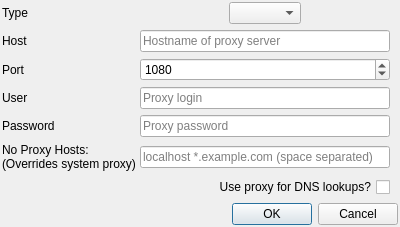
First picture: the form in src/ProxyDialog.ui, repository tomahawk-player/tomahawk, before the edit.
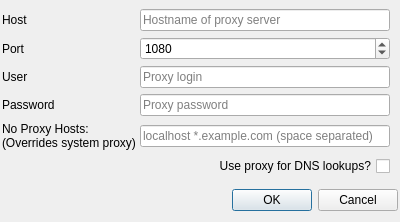
Second picture: the form after the edit.

Commit message: Fix up the advanced settings dialog. Make it more clear whether UPnP/Static/LAN-only is going to be used. Use a checkbox to enable proxy since we'll likely never support anything other than socks -- at least, not anytime soon. Group items in a nicer fashion.

```diff
--- a/src/ProxyDialog.ui
+++ b/src/ProxyDialog.ui
@@ -29,39 +29,6 @@
       <number>4</number>
      </property>
      <item row="0" column="1">
-      <layout class="QHBoxLayout" name="horizontalLayout">
-       <item>
-        <spacer name="horizontalSpacer">
-         <property name="orientation">
-          <enum>Qt::Horizontal</enum>
-         </property>
-         <property name="sizeHint" stdset="0">
-          <size>
-           <width>40</width>
-           <height>20</height>
-          </size>
-         </property>
-        </spacer>
-       </item>
-       <item>
-        <widget class="QComboBox" name="typeBox"/>
-       </item>
-       <item>
-        <spacer name="horizontalSpacer_2">
-         <property name="orientation">
-          <enum>Qt::Horizontal</enum>
-         </property>
-         <property name="sizeHint" stdset="0">
-          <size>
-           <width>40</width>
-           <height>20</height>
-          </size>
-         </property>
-        </spacer>
-       </item>
-      </layout>
-     </item>
-     <item row="1" column="1">
       <widget class="QLineEdit" name="hostLineEdit">
        <property name="text">
         <string/>
@@ -71,21 +38,21 @@
        </property>
       </widget>
      </item>
-     <item row="1" column="0">
+     <item row="0" column="0">
       <widget class="QLabel" name="hostLabel">
        <property name="text">
         <string>Host</string>
        </property>
       </widget>
      </item>
-     <item row="2" column="0">
+     <item row="1" column="0">
       <widget class="QLabel" name="portLabel">
        <property name="text">
         <string>Port</string>
        </property>
       </widget>
      </item>
-     <item row="2" column="1">
+     <item row="1" column="1">
       <widget class="QSpinBox" name="portSpinBox">
        <property name="minimum">
         <number>1</number>
@@ -98,28 +65,28 @@
        </property>
       </widget>
      </item>
-     <item row="3" column="1">
+     <item row="2" column="1">
       <widget class="QLineEdit" name="userLineEdit">
        <property name="placeholderText">
         <string>Proxy login</string>
        </property>
       </widget>
      </item>
-     <item row="3" column="0">
+     <item row="2" column="0">
       <widget class="QLabel" name="userLabel">
        <property name="text">
         <string>User</string>
        </property>
       </widget>
      </item>
-     <item row="4" column="0">
+     <item row="3" column="0">
       <widget class="QLabel" name="passwordLabel">
        <property name="text">
         <string>Password</string>
        </property>
       </widget>
      </item>
-     <item row="4" column="1">
+     <item row="3" column="1">
       <widget class="QLineEdit" name="passwordLineEdit">
        <property name="echoMode">
         <enum>QLineEdit::Password</enum>
@@ -129,14 +96,7 @@
        </property>
       </widget>
      </item>
-     <item row="0" column="0">
-      <widget class="QLabel" name="typeLabel">
-       <property name="text">
-        <string>Type</string>
-       </property>
-      </widget>
-     </item>
-     <item row="5" column="0">
+     <item row="4" column="0">
       <widget class="QLabel" name="label">
        <property name="text">
         <string>No Proxy Hosts:
@@ -144,21 +104,21 @@
        </property>
       </widget>
      </item>
-     <item row="5" column="1">
+     <item row="4" column="1">
       <widget class="QLineEdit" name="noHostLineEdit">
        <property name="placeholderText">
         <string>localhost *.example.com (space separated)</string>
        </property>
       </widget>
      </item>
-     <item row="6" column="0">
+     <item row="5" column="0">
       <widget class="QLabel" name="dnsLabel">
        <property name="text">
         <string/>
        </property>
       </widget>
      </item>
-     <item row="6" column="1">
+     <item row="5" column="1">
       <widget class="QCheckBox" name="checkBoxUseProxyForDns">
        <property name="layoutDirection">
         <enum>Qt::RightToLeft</enum>
```
The commit also changes 7 other files.
